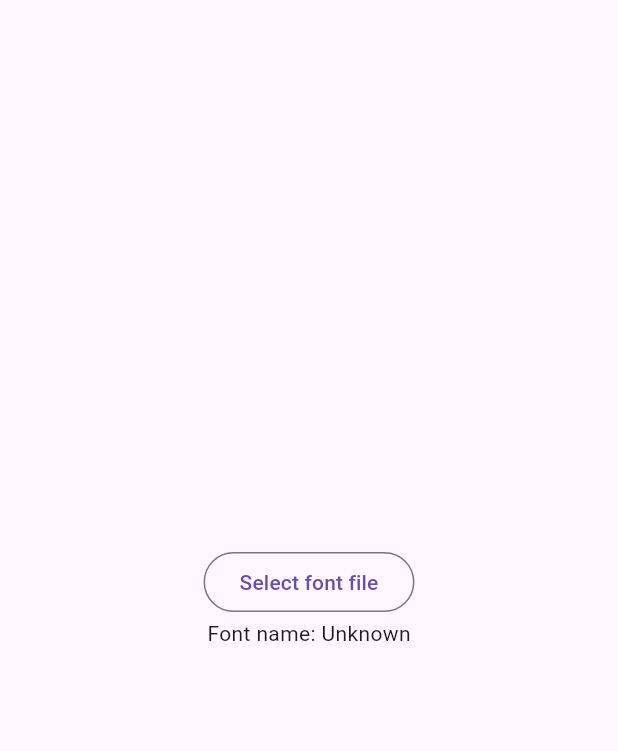
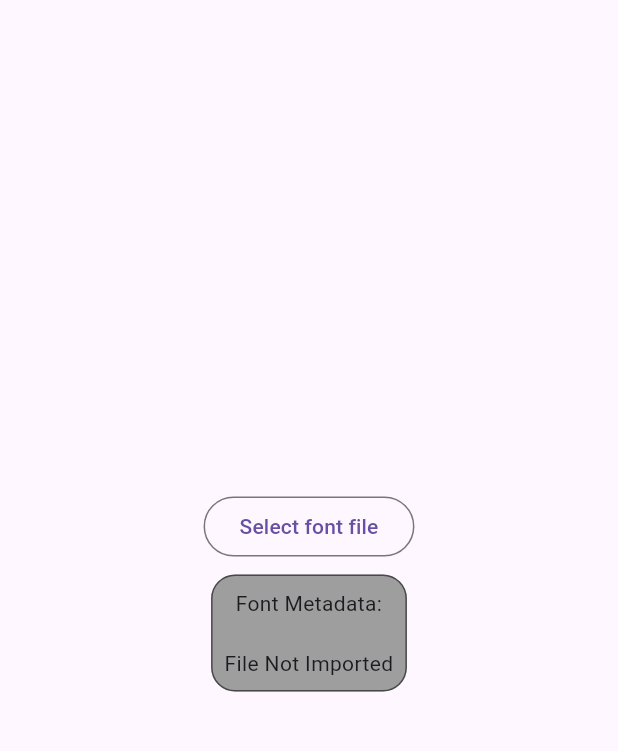
Before and after one commit to ali-you/ttf-metadata-package, a Flutter app: the screen it shows after launch, after a tap on "Select font file", on a phone screen of 412 x 824 dp, the part 63-814 px from its top. Run offline on Flutter 3.47's test engine with Material 3 defaults, Android fonts, the phone set to English and light mode, and no system bars; our stand-ins replace file_picker.

Commit message:
some changes

```diff
--- a/example/lib/main.dart
+++ b/example/lib/main.dart
@@ -1,6 +1,7 @@
 import 'dart:io';
 
 import 'package:file_picker/file_picker.dart';
+import 'package:flutter/foundation.dart';
 import 'package:flutter/material.dart';
 
 import 'package:ttf_metadata/ttf_metadata.dart';
@@ -17,7 +18,7 @@ class MyApp extends StatefulWidget {
 }
 
 class _MyAppState extends State<MyApp> {
-  String _fontName = 'Unknown';
+  String _fontInfo = 'File Not Imported';
 
   @override
   void initState() {
@@ -41,6 +42,12 @@ class _MyAppState extends State<MyApp> {
                   FilePickerResult? result =
                       await FilePicker.platform.pickFiles(type: FileType.any);
                   if (result != null) {
+                    if (kIsWeb) {
+                      TtfMetadata ttfMetadata = TtfMetadata(
+                          TtfDataSource(byteData: result.files.single.bytes!));
+                      _fontInfo = ttfMetadata.toString();
+                      setState(() {});
+                    } else {
                       File file = File(result.files.single.path!);
                       String extension =
                           (file.path.split('.').last).toLowerCase();
@@ -48,15 +55,26 @@ class _MyAppState extends State<MyApp> {
                         if (mounted) {
                           TtfMetadata ttfMetadata =
                               TtfMetadata(TtfFileSource(path: file.path));
-                        _fontName = ttfMetadata.fontName;
+                          _fontInfo = ttfMetadata.toString();
                           setState(() {});
+                        }
                       }
                     }
                   }
                 },
                 child: const Text("Select font file"),
               ),
-              Text("Font name: $_fontName")
+              Container(
+                  padding: const EdgeInsets.all(8),
+                  margin: const EdgeInsets.all(8),
+                  decoration: BoxDecoration(
+                      color: Colors.grey,
+                      border: Border.all(color: Colors.black54),
+                      borderRadius: BorderRadius.circular(16)),
+                  child: Text(
+                    "Font Metadata:\n\n$_fontInfo",
+                    textAlign: TextAlign.center,
+                  ))
             ],
           ),
         ),
```
Also changed, not shown: lib/src/logic/ttf_data.dart (+17 -0 lines), pubspec.yaml (+9 -1 lines), 7 other files. Lines whose indentation alone changed are shown as unchanged.
